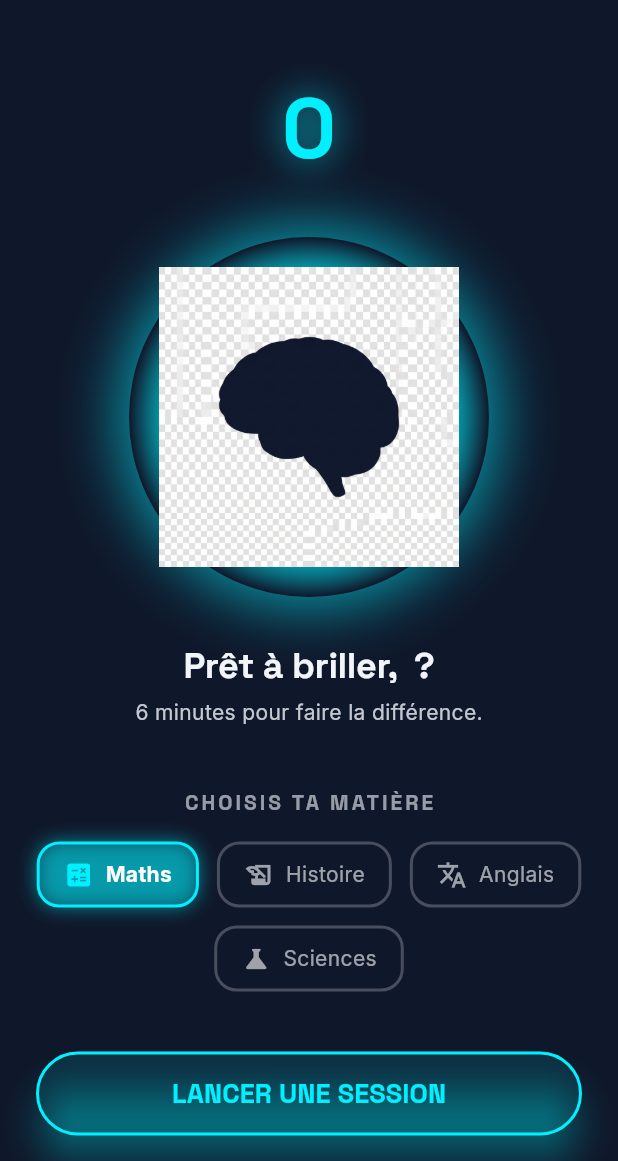
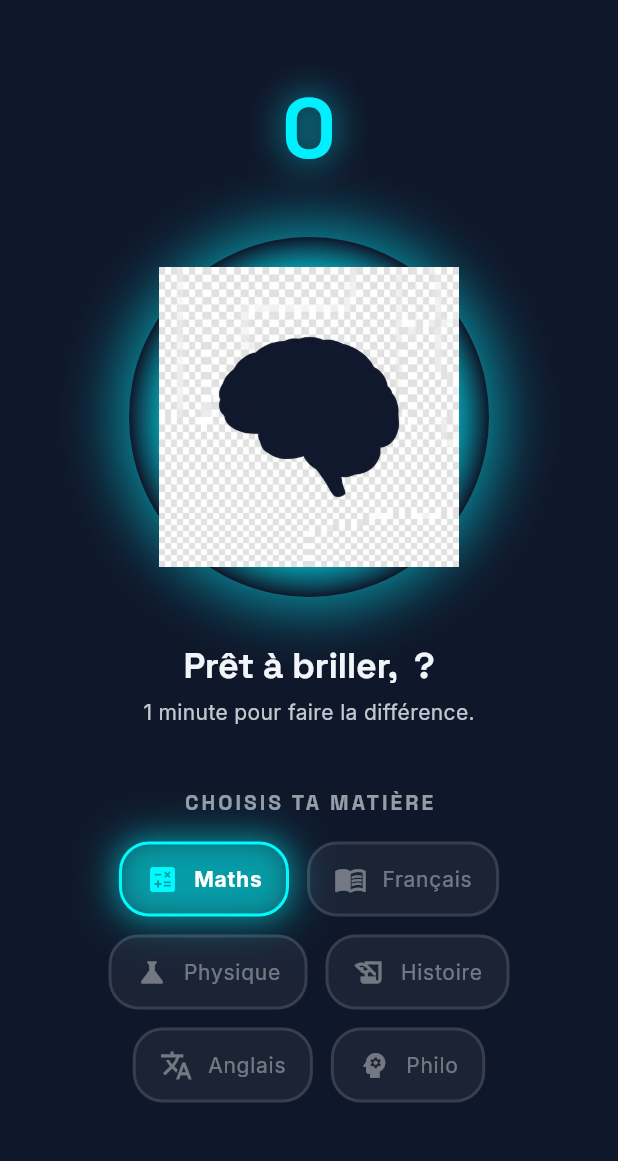
Before and after one commit to YannMIAMBANZILA/aura_app, a Flutter app: the DashboardScreen screen opened directly, on a phone screen of 412 x 824 dp, the part 75-1236 px from its top. Run offline on Flutter 3.47's test engine with Material 3 defaults, Android fonts, the phone set to English and light mode, and no system bars; our stand-ins replace confetti, flutter_dotenv, flutter_riverpod, google_fonts, shared_preferences, supabase_flutter; accounts and stored records are empty.

Commit message:
feat: Implement the dashboard screen with subject selection, user aura display, and a new custom bioluminescence theme.

```diff
--- a/lib/config/theme.dart
+++ b/lib/config/theme.dart
@@ -9,6 +9,12 @@ class AuraColors {
   static const Color mintNeon = Color(0xFF4ADE80);      // Succès
   static const Color softCoral = Color(0xFFF87171);     // Erreur / Alert
   static const Color starlightWhite = Color(0xFFF1F5F9); // Texte
+
+  static const Color background = Color(0xFF0A0E14); // Noir profond
+  static const Color cyan = Color(0xFF00FBFF);       // Cyan Électrique
+  static const Color purple = Color(0xFFBC00FF);     // Violet Néon
+  static const Color green = Color(0xFF39FF14);      // Vert Acide
+  static const Color orange = Color(0xFFFFAC00);     // Orange Sunset
 }
 
 class AuraTheme {
--- a/lib/features/dashboard/screens/dashboard_screen.dart
+++ b/lib/features/dashboard/screens/dashboard_screen.dart
@@ -23,48 +23,13 @@ class _DashboardScreenState extends ConsumerState<DashboardScreen> {
   String selectedSubject = 'Maths'; // Matière par défaut
 
   final List<Map<String, dynamic>> subjects = [
-    {'name': 'Maths', 'icon': Icons.calculate},
-    {'name': 'Histoire', 'icon': Icons.history_edu},
-    {'name': 'Anglais', 'icon': Icons.translate},
-    {'name': 'Sciences', 'icon': Icons.science},
+    {'name': 'Maths', 'icon': Icons.calculate, 'color': AuraColors.cyan},
+    {'name': 'Français', 'icon': Icons.menu_book, 'color': AuraColors.purple},
+    {'name': 'Physique', 'icon': Icons.science, 'color': AuraColors.green},
+    {'name': 'Histoire', 'icon': Icons.history_edu, 'color': AuraColors.orange},
+    {'name': 'Anglais', 'icon': Icons.translate, 'color': AuraColors.cyan},
+    {'name': 'Philo', 'icon': Icons.psychology, 'color': AuraColors.purple},
   ];
-
-  // Fonction pour construire une puce néon
-  Widget _buildSubjectChip(String name, IconData icon) {
-    bool isSelected = selectedSubject == name;
-    return GestureDetector(
-      onTap: () => setState(() => selectedSubject = name),
-      child: AnimatedContainer(
-        duration: const Duration(milliseconds: 300),
-        padding: const EdgeInsets.symmetric(horizontal: 16, vertical: 10),
-        decoration: BoxDecoration(
-          color: isSelected ? AuraColors.electricCyan.withOpacity(0.2) : Colors.transparent,
-          border: Border.all(
-            color: isSelected ? AuraColors.electricCyan : Colors.white24,
-            width: 2,
-          ),
-          borderRadius: BorderRadius.circular(15),
-          boxShadow: isSelected
-              ? [BoxShadow(color: AuraColors.electricCyan.withOpacity(0.5), blurRadius: 10)]
-              : [],
-        ),
-        child: Row(
-          mainAxisSize: MainAxisSize.min,
-          children: [
-            Icon(icon, color: isSelected ? AuraColors.electricCyan : Colors.white60, size: 20),
-            const SizedBox(width: 8),
-            Text(
-              name,
-              style: TextStyle(
-                color: isSelected ? Colors.white : Colors.white60,
-                fontWeight: isSelected ? FontWeight.bold : FontWeight.normal,
-              ),
-            ),
-          ],
-        ),
-      ),
-    );
-  }
 
   @override
   void initState() {
@@ -92,6 +57,62 @@ class _DashboardScreenState extends ConsumerState<DashboardScreen> {
         // En cas d'erreur silencieuse
       }
     }
+  }
+
+  // Widget avec l'effet de Halo
+  Widget _buildSubjectChip(Map<String, dynamic> subject) {
+    bool isSelected = selectedSubject == subject['name'];
+    Color color = subject['color'];
+
+    return GestureDetector(
+      onTap: () => setState(() => selectedSubject = subject['name']),
+      child: AnimatedContainer(
+        duration: const Duration(milliseconds: 300),
+        padding: const EdgeInsets.symmetric(horizontal: 16, vertical: 12),
+        decoration: BoxDecoration(
+          color: isSelected ? color.withOpacity(0.15) : Colors.white.withOpacity(0.05),
+          borderRadius: BorderRadius.circular(20),
+          border: Border.all(
+            color: isSelected ? color : Colors.white12,
+            width: 2,
+          ),
+          // L'EFFET DE HALO (GLOW)
+          boxShadow: isSelected
+              ? [
+                  BoxShadow(
+                    color: color.withOpacity(0.4),
+                    blurRadius: 15,
+                    spreadRadius: 2,
+                  ),
+                  BoxShadow(
+                    color: color.withOpacity(0.2),
+                    blurRadius: 30,
+                    spreadRadius: 5,
+                  ),
+                ]
+              : [],
+        ),
+        child: Row(
+          mainAxisSize: MainAxisSize.min,
+          children: [
+            Icon(
+              subject['icon'],
+              color: isSelected ? color : Colors.white38,
+              size: 22,
+            ),
+            const SizedBox(width: 10),
+            Text(
+              subject['name'],
+              style: TextStyle(
+                color: isSelected ? Colors.white : Colors.white38,
+                fontWeight: isSelected ? FontWeight.bold : FontWeight.normal,
+                letterSpacing: 0.5,
+              ),
+            ),
+          ],
+        ),
+      ),
+    );
   }
 
   @override
@@ -166,7 +187,7 @@ class _DashboardScreenState extends ConsumerState<DashboardScreen> {
 
                 const SizedBox(height: 32),
 
-                const AuraOrb(size: 240), // Réduit de 280 à 240
+                const AuraOrb(size: 240),
 
                 const SizedBox(height: 32),
 
@@ -179,7 +200,7 @@ class _DashboardScreenState extends ConsumerState<DashboardScreen> {
                 const SizedBox(height: 8),
 
                 Text(
-                  "6 minutes pour faire la différence.",
+                  "1 minute pour faire la différence.",
                   style: Theme.of(context).textTheme.bodyMedium,
                 ),
 
@@ -191,7 +212,7 @@ class _DashboardScreenState extends ConsumerState<DashboardScreen> {
                   spacing: 12,
                   runSpacing: 12,
                   alignment: WrapAlignment.center,
-                  children: subjects.map((s) => _buildSubjectChip(s['name'], s['icon'])).toList(),
+                  children: subjects.map((s) => _buildSubjectChip(s)).toList(),
                 ),
 
                 const SizedBox(height: 40),
```
